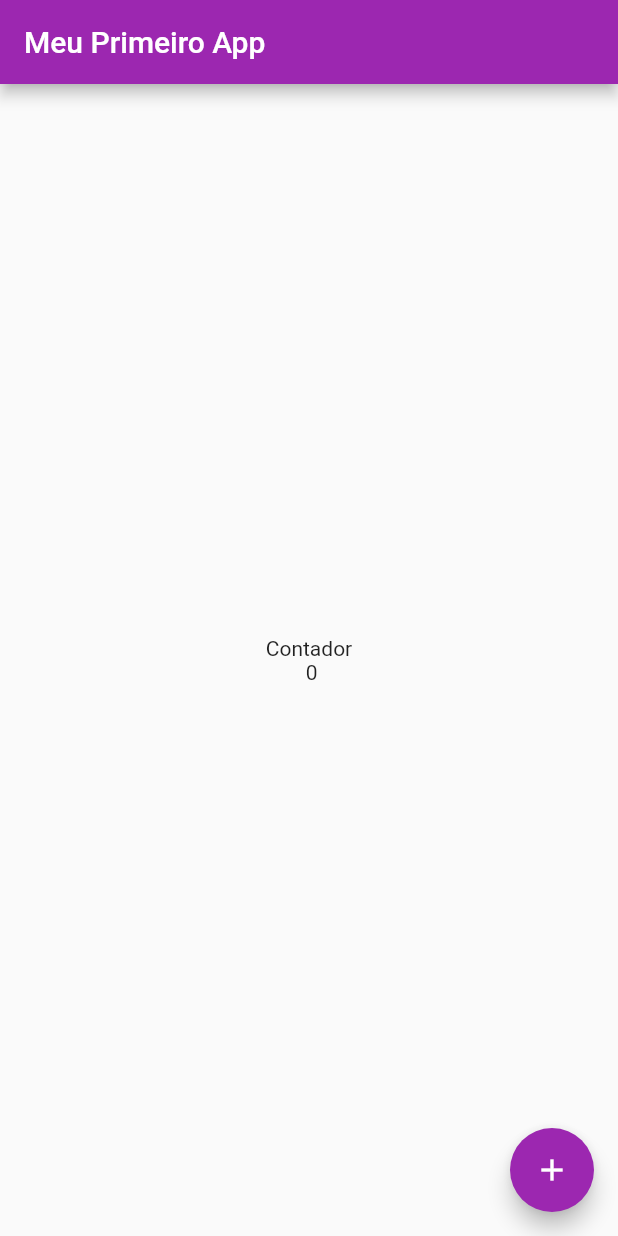
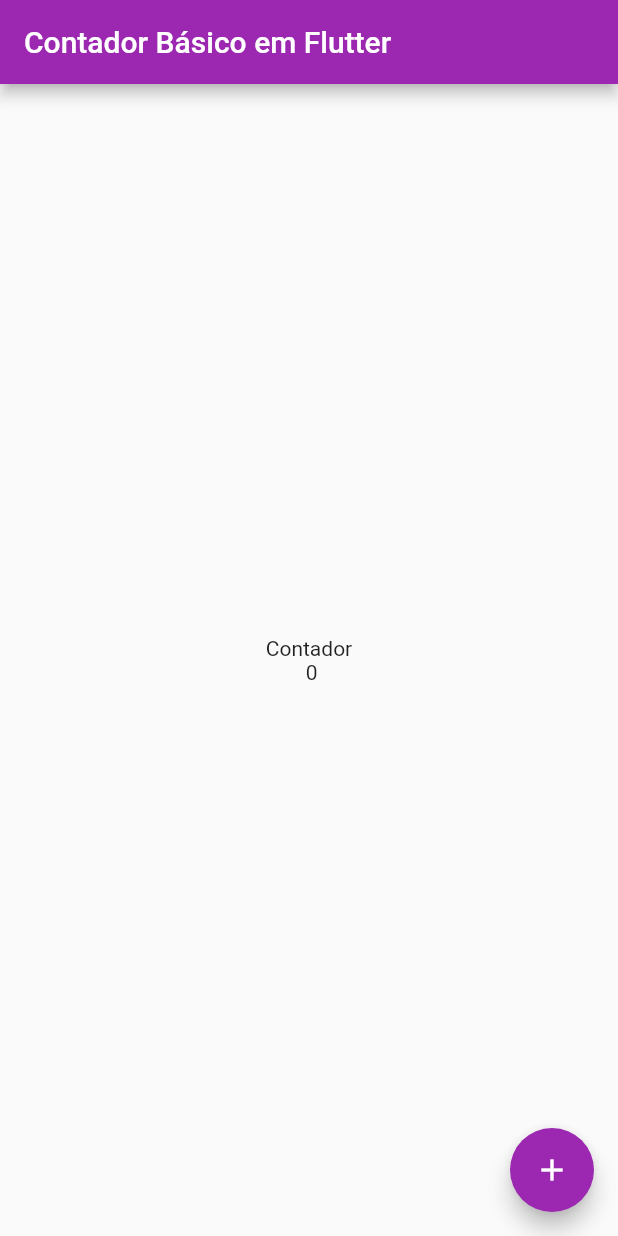
Before and after one commit to dieegobs/contador-basico-flutter, a Flutter app: the screen it shows after launch, on a phone screen of 412 x 824 dp. Run offline on Flutter 3.47's test engine with Material 2 defaults, Android fonts, the phone set to English and light mode, and no system bars.

Commit message:
Commit aplicativo básico contador Flutter

```diff
--- a/lib/main.dart
+++ b/lib/main.dart
@@ -21,7 +21,7 @@ class _HomePageState extends State<HomePage> {
   Widget build(BuildContext context) {
     return Scaffold(
       appBar: AppBar(
-        title: Text("Meu Primeiro App"),
+        title: Text("Contador Básico em Flutter"),
       ),
       body: Center(
           child: Text(
```
Also changed, not shown: 1 other file.
